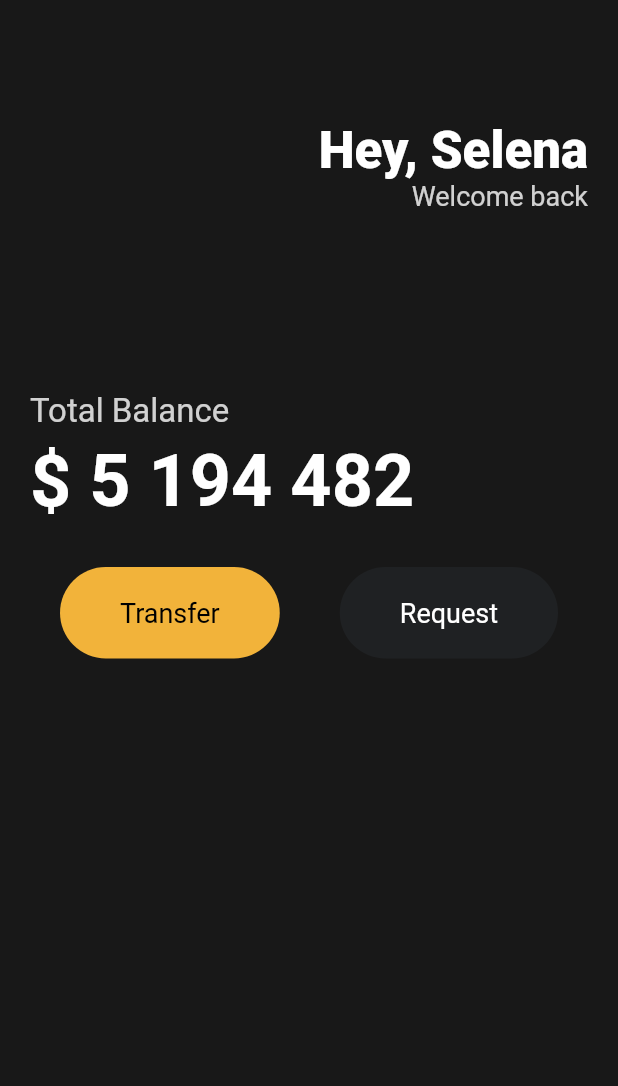
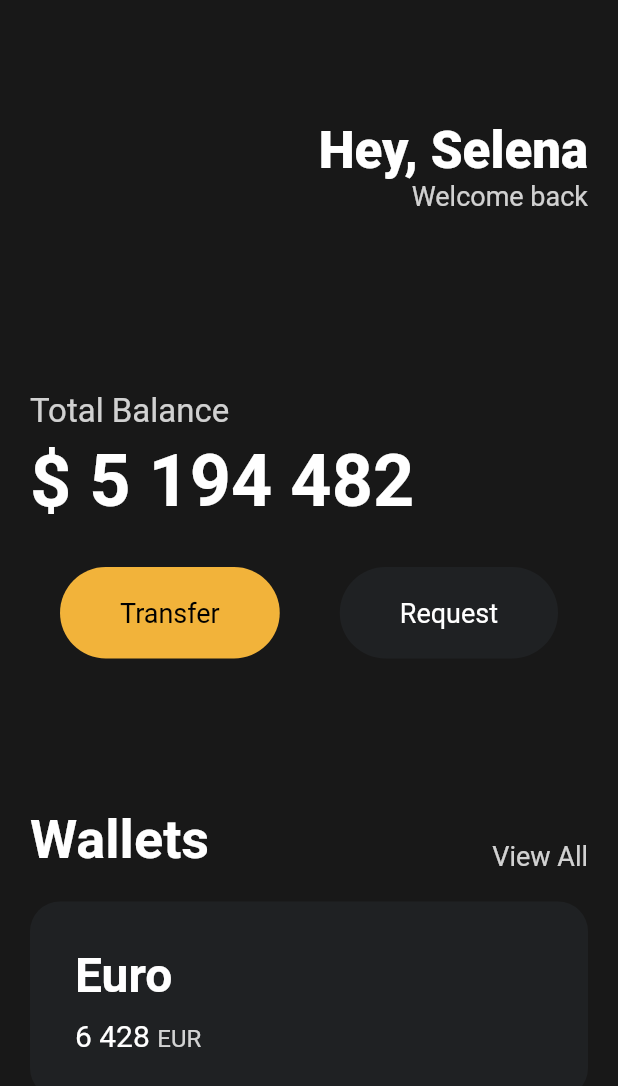
Before and after one commit to HyeonWooGa/flutter__financial_mobile__ui_practice, a Flutter app: the screen it shows after launch, on a phone screen of 412 x 824 dp. Shown: the top 1086 px of the screen. Run offline on Flutter 3.47's test engine with Material 2 defaults, Android fonts, the light colour scheme and no system bars.

Commit message:
💄 Add Card (1)

```diff
--- a/lib/main.dart
+++ b/lib/main.dart
@@ -89,6 +89,82 @@
                   ),
                 ],
               ),
+              const SizedBox(
+                height: 100,
+              ),
+              Row(
+                mainAxisAlignment: MainAxisAlignment.spaceBetween,
+                crossAxisAlignment: CrossAxisAlignment.end,
+                children: [
+                  const Text(
+                    'Wallets',
+                    style: TextStyle(
+                      color: Colors.white,
+                      fontSize: 36,
+                      fontWeight: FontWeight.w600,
+                    ),
+                  ),
+                  Text(
+                    'View All',
+                    style: TextStyle(
+                      color: Colors.white.withOpacity(0.8),
+                      fontSize: 18,
+                    ),
+                  ),
+                ],
+              ),
+              const SizedBox(
+                height: 20,
+              ),
+              Container(
+                decoration: BoxDecoration(
+                  color: const Color(0xFF1F2123),
+                  borderRadius: BorderRadius.circular(20),
+                ),
+                child: Padding(
+                  padding: const EdgeInsets.all(30),
+                  child: Row(
+                    children: [
+                      Column(
+                        crossAxisAlignment: CrossAxisAlignment.start,
+                        children: [
+                          const Text(
+                            "Euro",
+                            style: TextStyle(
+                                color: Colors.white,
+                                fontSize: 32,
+                                fontWeight: FontWeight.w600),
+                          ),
+                          const SizedBox(
+                            height: 10,
+                          ),
+                          Row(
+                            crossAxisAlignment: CrossAxisAlignment.end,
+                            children: [
+                              const Text(
+                                "6 428",
+                                style: TextStyle(
+                                  color: Colors.white,
+                                  fontSize: 20,
+                                ),
+                              ),
+                              const SizedBox(
+                                width: 5,
+                              ),
+                              Text(
+                                "EUR",
+                                style: TextStyle(
+                                    color: Colors.white.withOpacity(0.8),
+                                    fontSize: 16),
+                              ),
+                            ],
+                          )
+                        ],
+                      ),
+                    ],
+                  ),
+                ),
+              ),
             ],
           ),
         ),
```
